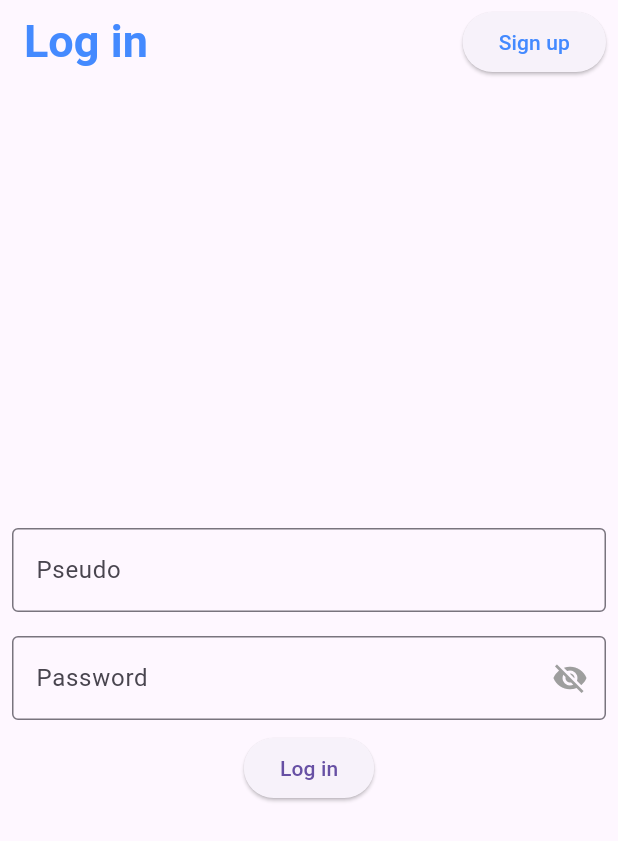
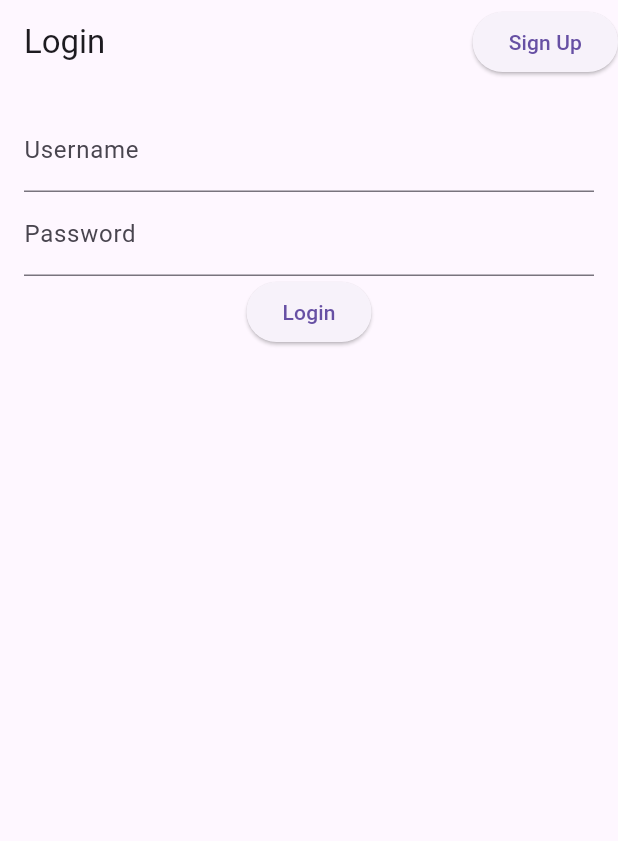
Before and after one commit to Im3vulx/chatbot, a Flutter app: the screen it shows after launch, on a phone screen of 412 x 824 dp. Shown: the top 841 px of the screen. Run offline on Flutter 3.47's test engine with Material 3 defaults, Android fonts, the phone set to English and light mode, and no system bars; our stand-ins replace shared_preferences.

```diff
--- a/lib/main.dart
+++ b/lib/main.dart
@@ -1,5 +1,5 @@
 import 'package:flutter/material.dart';
-import 'view/splash_screen.dart';
+import 'package:chatbot/view/splash_screen.dart';
 
 void main() {
   runApp(const MyApp());
--- /dev/null
+++ b/lib/model/api_response.dart
@@ -0,0 +1,18 @@
+class ApiResponse {
+  final bool success;
+  final String message;
+  final String? token;
+  final int? id;
+
+  ApiResponse(
+      {required this.success, required this.message, this.token, this.id});
+
+  factory ApiResponse.fromJson(Map<String, dynamic> json) {
+    return ApiResponse(
+      success: json['success'] ?? true,
+      message: json['message'] ?? '',
+      token: json['token'],
+      id: json['id'],
+    );
+  }
+}
--- a/lib/view/login_screen.dart
+++ b/lib/view/login_screen.dart
@@ -1,5 +1,7 @@
 import 'package:flutter/material.dart';
-import 'signup_screen.dart';
+import 'package:chatbot/service/auth_service.dart';
+import 'package:chatbot/view/home_screen.dart';
+import 'package:chatbot/view/signup_screen.dart';
 
 class LoginScreen extends StatefulWidget {
   const LoginScreen({super.key});
@@ -9,32 +11,37 @@ class LoginScreen extends StatefulWidget {
 }
 
 class _LoginScreenState extends State<LoginScreen> {
-  final _pseudoController = TextEditingController(text: '');
-  final _passwordController = TextEditingController(text: '');
-  bool _isPasswordVisible = false;
+  final TextEditingController _usernameController = TextEditingController();
+  final TextEditingController _passwordController = TextEditingController();
+  final AuthentificationService _authentificationservice =
+      AuthentificationService();
+  String? _message;
 
-  @override
-  void dispose() {
-    _pseudoController.dispose();
-    _passwordController.dispose();
-    super.dispose();
+  void _login() async {
+    final username = _usernameController.text;
+    final password = _passwordController.text;
+
+    final response = await _authentificationservice.login(username, password);
+
+    if (response.success) {
+      if (response.token != null) {
+        await _authentificationservice.saveToken(response.token!);
+      }
+      Navigator.pushReplacement(
+        context,
+        MaterialPageRoute(builder: (context) => const HomeScreen()),
+      );
+    } else {
+      setState(() {
+        _message = response.message;
+      });
+    }
   }
 
   @override
   Widget build(BuildContext context) {
     return Scaffold(
-      appBar: AppBar(
-        title: const Text(
-          'Log in',
-          style: TextStyle(
-            fontSize: 30,
-            fontWeight: FontWeight.bold,
-            color: Colors.blueAccent,
-          ),
-        ),
-        actions: <Widget>[
-          ButtonBar(
-            children: <Widget>[
+      appBar: AppBar(title: const Text('Login'), actions: [
         ElevatedButton(
             onPressed: () {
               Navigator.pushReplacement(
@@ -42,60 +49,27 @@ class _LoginScreenState extends State<LoginScreen> {
                   MaterialPageRoute(
                       builder: (context) => const SignupScreen()));
             },
-                child: const Text('Sign up',
-                    style: TextStyle(color: Colors.blueAccent)),
+            child: const Text('Sign Up')),
+      ]),
+      body: Padding(
+        padding: const EdgeInsets.all(16.0),
+        child: Column(
+          children: [
+            TextField(
+              controller: _usernameController,
+              decoration: const InputDecoration(labelText: 'Username'),
+            ),
+            TextField(
+              controller: _passwordController,
+              decoration: const InputDecoration(labelText: 'Password'),
+              obscureText: true,
+            ),
+            if (_message != null) Text(_message!),
+            ElevatedButton(
+              onPressed: _login,
+              child: const Text('Login'),
             ),
           ],
-          ),
-        ],
-      ),
-      body: Center(
-        child: Form(
-          child: Column(
-            mainAxisAlignment: MainAxisAlignment.center,
-            children: <Widget>[
-              Padding(
-                padding: const EdgeInsets.all(8.0),
-                child: TextFormField(
-                  controller: _pseudoController,
-                  decoration: const InputDecoration(
-                    hintText: 'Pseudo',
-                    border: OutlineInputBorder(),
-                  ),
-                ),
-              ),
-              Padding(
-                padding: const EdgeInsets.all(8.0),
-                child: TextFormField(
-                  controller: _passwordController,
-                  obscureText: !_isPasswordVisible,
-                  decoration: InputDecoration(
-                    hintText: 'Password',
-                    border: const OutlineInputBorder(),
-                    suffixIcon: IconButton(
-                      onPressed: () {
-                        setState(() {
-                          _isPasswordVisible = !_isPasswordVisible;
-                        });
-                      },
-                      icon: Icon(
-                        _isPasswordVisible
-                            ? Icons.visibility
-                            : Icons.visibility_off,
-                        color: Colors.grey,
-                      ),
-                    ),
-                  ),
-                ),
-              ),
-              ElevatedButton(
-                onPressed: () {
-                  Navigator.pushNamed(context, '/home');
-                },
-                child: const Text('Log in'),
-              ),
-            ],
-          ),
         ),
       ),
     );
--- a/lib/view/splash_screen.dart
+++ b/lib/view/splash_screen.dart
@@ -1,6 +1,6 @@
 import 'package:flutter/material.dart';
 
-import 'login_screen.dart';
+import 'package:chatbot/view/login_screen.dart';
 
 class SplashScreen extends StatefulWidget {
   const SplashScreen({super.key});
--- a/pubspec.yaml
+++ b/pubspec.yaml
@@ -35,6 +35,8 @@ dependencies:
   # The following adds the Cupertino Icons font to your application.
   # Use with the CupertinoIcons class for iOS style icons.
   cupertino_icons: ^1.0.6
+  http: ^1.2.1
+  shared_preferences: ^2.2.3
 
 dev_dependencies:
   flutter_test:
```
Also changed, not shown: lib/service/auth_service.dart (added, +89 -0 lines), lib/view/home_screen.dart (added, +40 -0 lines), lib/view/signup_screen.dart (+69 -74 lines), pubspec.lock, 10 other files. Lines whose indentation alone changed are shown as unchanged.
